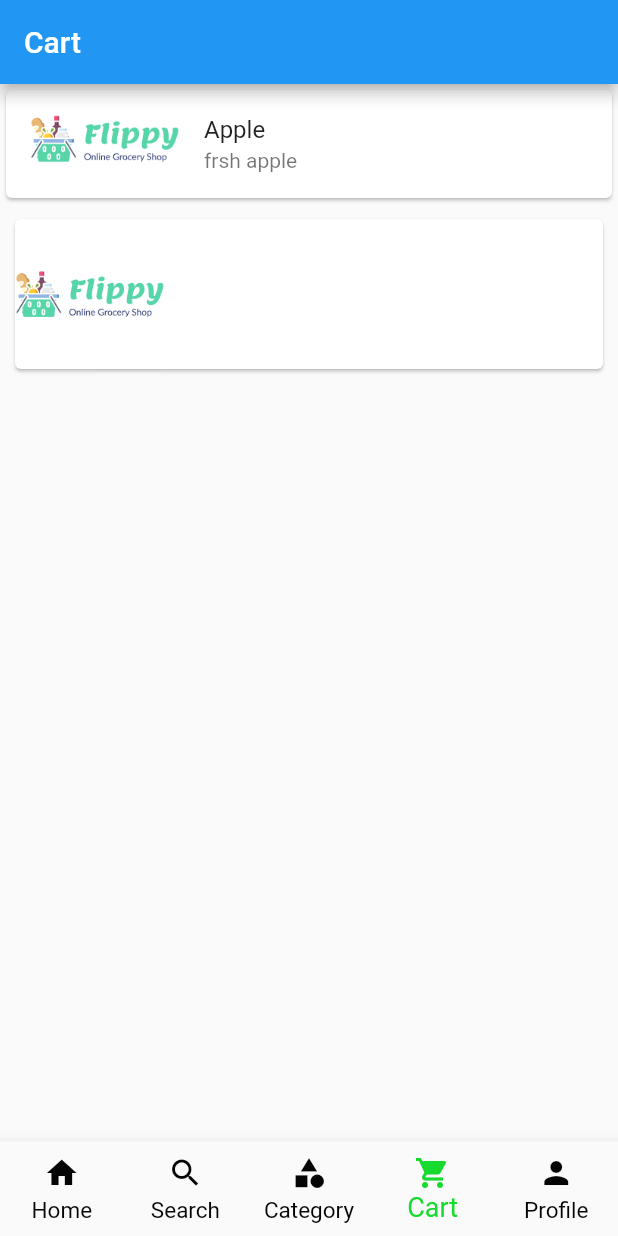
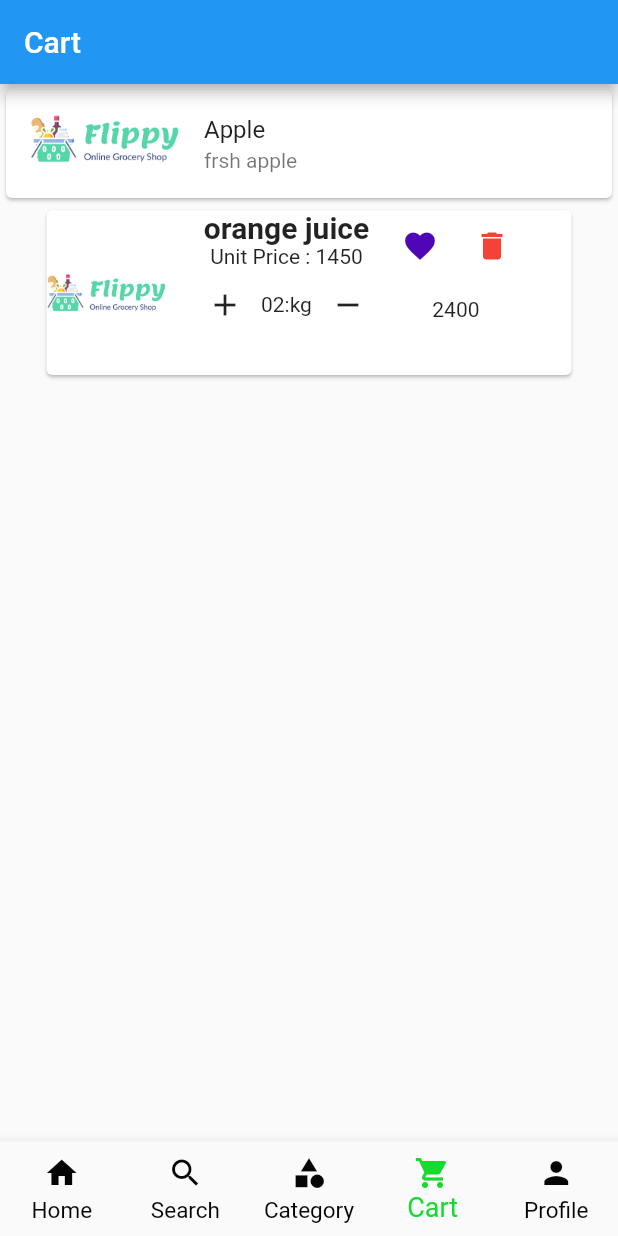
Before and after one commit to nsnnajam/flippy-app, a Flutter app: the screen it shows after launch, item 4 of the bottom bar chosen, on a phone screen of 412 x 824 dp. Run offline on Flutter 3.47's test engine with Material 2 defaults, Android fonts, the phone set to English and light mode, and no system bars; our stand-ins replace contained_tab_bar_view, convex_bottom_bar, flutter_signin_button; statements that could not run were skipped.

Commit message:
cart created

```diff
--- a/lib/sereen/cart.dart
+++ b/lib/sereen/cart.dart
@@ -1,7 +1,6 @@
 // ignore_for_file: prefer_const_constructors, prefer_const_literals_to_create_immutables
 
-import 'dart:ui';
-
+import 'package:flippyapp/widget/widget.dart';
 import 'package:flutter/material.dart';
 import 'package:flutter/src/foundation/key.dart';
 import 'package:flutter/src/widgets/framework.dart';
@@ -33,23 +32,75 @@ class _CartProductState extends State<CartProduct> {
                 subtitle: Text("frsh apple"),
               ),
             ),
-            Card(
-              margin: EdgeInsets.all(10),
-              child: Container(
-                height: 100,
-                width: 500,
-                child: Column(
-                  children: [
-                    Row(
+            GestureDetector(
+              child: InkWell(
+                child: Card(
+                  child: Container(
+                    height: 110,
+                    width: 350,
+                    child: Row(
                       children: [
                         Image.asset(
                           "assets/Logo.png",
-                          width: 100,
-                          height: 100,
+                          width: 80,
+                          height: 50,
+                        ),
+                        SizedBox(
+                          width: 15,
+                        ),
+                        Column(
+                          children: [
+                            Align(
+                              alignment: Alignment.topRight,
+                              child: titleText(
+                                "orange juice",
+                              ),
+                            ),
+                            Text("Unit Price : 1450"),
+                            Row(
+                              children: [
+                                IconButton(
+                                    onPressed: () {}, icon: Icon(Icons.add)),
+                                Text("02:kg"),
+                                IconButton(
+                                    onPressed: () {}, icon: Icon(Icons.remove)),
+                              ],
+                            ),
+                          ],
+                        ),
+                        Column(
+                          children: [
+                            Row(
+                              children: [
+                                Align(
+                                  alignment: Alignment.topRight,
+                                  child: IconButton(
+                                      onPressed: () {},
+                                      icon: Icon(
+                                        Icons.favorite,
+                                        color: Color.fromARGB(255, 79, 6, 182),
+                                      )),
+                                ),
+                                Align(
+                                  alignment: Alignment.topRight,
+                                  child: IconButton(
+                                      onPressed: () {},
+                                      icon: Icon(
+                                        Icons.delete,
+                                        color: Colors.red,
+                                      )),
+                                ),
+                              ],
+                            ),
+                            SizedBox(
+                              height: 10,
+                            ),
+                            Text("2400")
+                          ],
                         ),
                       ],
                     ),
-                  ],
+                  ),
                 ),
               ),
             ),
--- a/lib/widget/widget.dart
+++ b/lib/widget/widget.dart
@@ -1,4 +1,5 @@
 // ignore_for_file: prefer_const_constructors
+
 
 import 'package:flutter/material.dart';
 
@@ -20,3 +21,33 @@
     ],
   );
 }
+
+Widget titleText(String text,) {
+  return Text(
+    text,
+    style: TextStyle(fontSize: 20, fontWeight: FontWeight.bold),
+  );
+}
+
+// Widget cardhelp() {
+//   return Card(
+//     margin: EdgeInsets.all(10),
+//     child: Container(
+//       height: 100,
+//       width: 500,
+//       child: Column(
+//         children: [
+//           Row(
+//             children: [
+//               Image.asset(
+//                 "assets/Logo.png",
+//                 width: 100,
+//                 height: 100,
+//               ),
+//             ],
+//           ),
+//         ],
+//       ),
+//     ),
+//   );
+// }
```
